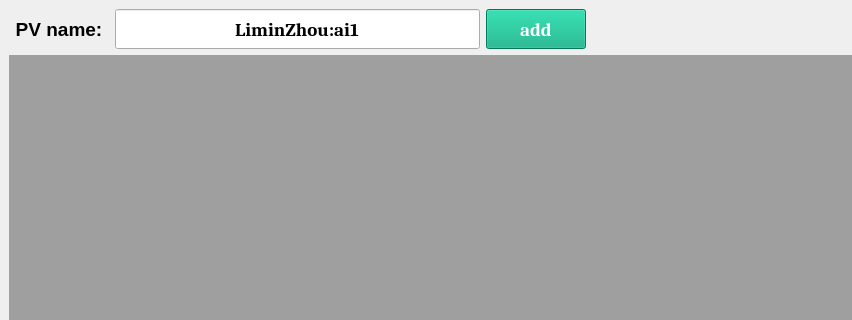
Above: UI/UI_PlotPVs_main.ui from zlmturnout/PlotPVs before the change; both pictures show x 0 to 852 and y 0 to 320 of the 959 by 651 pixel window. Below: the same form after it.
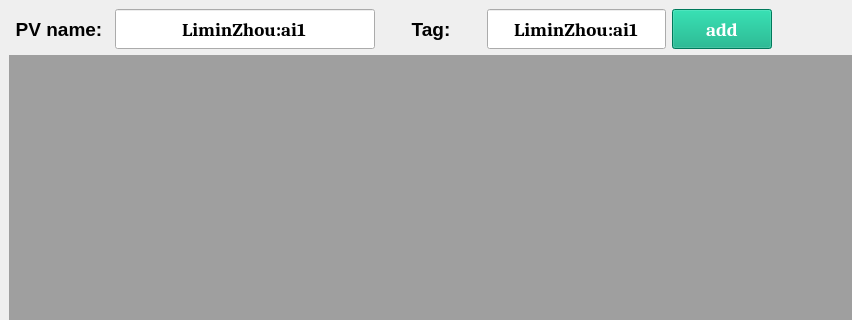
That is the form after the change.

What changed in the file:
```diff
--- a/UI/UI_PlotPVs_main.ui
+++ b/UI/UI_PlotPVs_main.ui
@@ -155,7 +155,208 @@
          <widget class="QLineEdit" name="PV_name_txt">
           <property name="minimumSize">
            <size>
-            <width>300</width>
+            <width>260</width>
+            <height>40</height>
+           </size>
+          </property>
+          <property name="maximumSize">
+           <size>
+            <width>16777215</width>
+            <height>40</height>
+           </size>
+          </property>
+          <property name="palette">
+           <palette>
+            <active>
+             <colorrole role="Text">
+              <brush brushstyle="SolidPattern">
+               <color alpha="255">
+                <red>255</red>
+                <green>85</green>
+                <blue>0</blue>
+               </color>
+              </brush>
+             </colorrole>
+            </active>
+            <inactive>
+             <colorrole role="Text">
+              <brush brushstyle="SolidPattern">
+               <color alpha="255">
+                <red>0</red>
+                <green>0</green>
+                <blue>0</blue>
+               </color>
+              </brush>
+             </colorrole>
+            </inactive>
+            <disabled>
+             <colorrole role="Text">
+              <brush brushstyle="SolidPattern">
+               <color alpha="255">
+                <red>120</red>
+                <green>120</green>
+                <blue>120</blue>
+               </color>
+              </brush>
+             </colorrole>
+            </disabled>
+           </palette>
+          </property>
+          <property name="font">
+           <font>
+            <family>Cambria</family>
+            <pointsize>14</pointsize>
+            <bold>true</bold>
+           </font>
+          </property>
+          <property name="text">
+           <string>LiminZhou:ai1</string>
+          </property>
+          <property name="alignment">
+           <set>Qt::AlignCenter</set>
+          </property>
+          <property name="placeholderText">
+           <string>PV name</string>
+          </property>
+         </widget>
+        </item>
+        <item>
+         <widget class="QLabel" name="label_6">
+          <property name="sizePolicy">
+           <sizepolicy hsizetype="Fixed" vsizetype="Fixed">
+            <horstretch>0</horstretch>
+            <verstretch>0</verstretch>
+           </sizepolicy>
+          </property>
+          <property name="minimumSize">
+           <size>
+            <width>100</width>
+            <height>40</height>
+           </size>
+          </property>
+          <property name="maximumSize">
+           <size>
+            <width>100</width>
+            <height>40</height>
+           </size>
+          </property>
+          <property name="palette">
+           <palette>
+            <active>
+             <colorrole role="WindowText">
+              <brush brushstyle="SolidPattern">
+               <color alpha="255">
+                <red>255</red>
+                <green>85</green>
+                <blue>0</blue>
+               </color>
+              </brush>
+             </colorrole>
+             <colorrole role="Text">
+              <brush brushstyle="SolidPattern">
+               <color alpha="255">
+                <red>0</red>
+                <green>170</green>
+                <blue>255</blue>
+               </color>
+              </brush>
+             </colorrole>
+             <colorrole role="ButtonText">
+              <brush brushstyle="SolidPattern">
+               <color alpha="255">
+                <red>0</red>
+                <green>255</green>
+                <blue>255</blue>
+               </color>
+              </brush>
+             </colorrole>
+            </active>
+            <inactive>
+             <colorrole role="WindowText">
+              <brush brushstyle="SolidPattern">
+               <color alpha="255">
+                <red>0</red>
+                <green>0</green>
+                <blue>0</blue>
+               </color>
+              </brush>
+             </colorrole>
+             <colorrole role="Text">
+              <brush brushstyle="SolidPattern">
+               <color alpha="255">
+                <red>0</red>
+                <green>0</green>
+                <blue>0</blue>
+               </color>
+              </brush>
+             </colorrole>
+             <colorrole role="ButtonText">
+              <brush brushstyle="SolidPattern">
+               <color alpha="255">
+                <red>0</red>
+                <green>0</green>
+                <blue>0</blue>
+               </color>
+              </brush>
+             </colorrole>
+            </inactive>
+            <disabled>
+             <colorrole role="WindowText">
+              <brush brushstyle="SolidPattern">
+               <color alpha="255">
+                <red>120</red>
+                <green>120</green>
+                <blue>120</blue>
+               </color>
+              </brush>
+             </colorrole>
+             <colorrole role="Text">
+              <brush brushstyle="SolidPattern">
+               <color alpha="255">
+                <red>120</red>
+                <green>120</green>
+                <blue>120</blue>
+               </color>
+              </brush>
+             </colorrole>
+             <colorrole role="ButtonText">
+              <brush brushstyle="SolidPattern">
+               <color alpha="255">
+                <red>120</red>
+                <green>120</green>
+                <blue>120</blue>
+               </color>
+              </brush>
+             </colorrole>
+            </disabled>
+           </palette>
+          </property>
+          <property name="font">
+           <font>
+            <family>Arial</family>
+            <pointsize>14</pointsize>
+            <bold>true</bold>
+           </font>
+          </property>
+          <property name="frameShape">
+           <enum>QFrame::NoFrame</enum>
+          </property>
+          <property name="frameShadow">
+           <enum>QFrame::Sunken</enum>
+          </property>
+          <property name="text">
+           <string>Tag:</string>
+          </property>
+          <property name="alignment">
+           <set>Qt::AlignCenter</set>
+          </property>
+         </widget>
+        </item>
+        <item>
+         <widget class="QLineEdit" name="Tag_name_txt">
+          <property name="minimumSize">
+           <size>
+            <width>150</width>
             <height>40</height>
            </size>
           </property>
```
